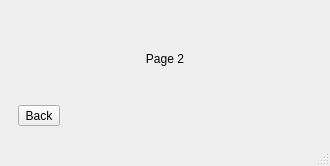
Above: form.ui from ZedObaia/pyqt-stackedWidget-example before the change. Below: the same form after it.
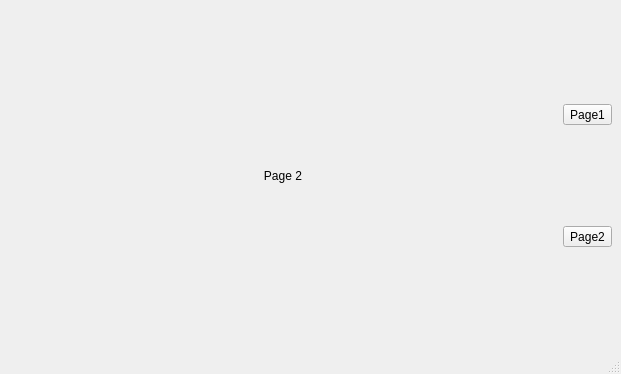
That is the form after the change.

Diff of the .ui file:
```diff
--- a/form.ui
+++ b/form.ui
@@ -6,15 +6,15 @@
    <rect>
     <x>0</x>
     <y>0</y>
-    <width>330</width>
-    <height>166</height>
+    <width>621</width>
+    <height>374</height>
    </rect>
   </property>
   <property name="windowTitle">
    <string>MainWindow</string>
   </property>
   <widget class="QWidget" name="centralwidget">
-   <layout class="QVBoxLayout" name="verticalLayout">
+   <layout class="QHBoxLayout" name="horizontalLayout">
     <item>
      <widget class="QStackedWidget" name="stackedWidget">
       <property name="currentIndex">
@@ -32,13 +32,6 @@
           </property>
          </widget>
         </item>
-        <item>
-         <widget class="QToolButton" name="nextBtn">
-          <property name="text">
-           <string>Next</string>
-          </property>
-         </widget>
-        </item>
        </layout>
       </widget>
       <widget class="QWidget" name="page_2">
@@ -53,17 +46,34 @@
           </property>
          </widget>
         </item>
-        <item>
-         <widget class="QToolButton" name="backBtn">
-          <property name="text">
-           <string>Back</string>
-          </property>
-         </widget>
-        </item>
        </layout>
       </widget>
      </widget>
     </item>
+    <item>
+     <layout class="QVBoxLayout" name="verticalLayout">
+      <item>
+       <widget class="QToolButton" name="backBtn">
+        <property name="focusPolicy">
+         <enum>Qt::ClickFocus</enum>
+        </property>
+        <property name="text">
+         <string>Page1</string>
+        </property>
+       </widget>
+      </item>
+      <item>
+       <widget class="QToolButton" name="nextBtn">
+        <property name="focusPolicy">
+         <enum>Qt::ClickFocus</enum>
+        </property>
+        <property name="text">
+         <string>Page2</string>
+        </property>
+       </widget>
+      </item>
+     </layout>
+    </item>
    </layout>
   </widget>
   <widget class="QMenuBar" name="menubar">
```
Left out of the diff: 4 changed lines with no effect on the pictures.
